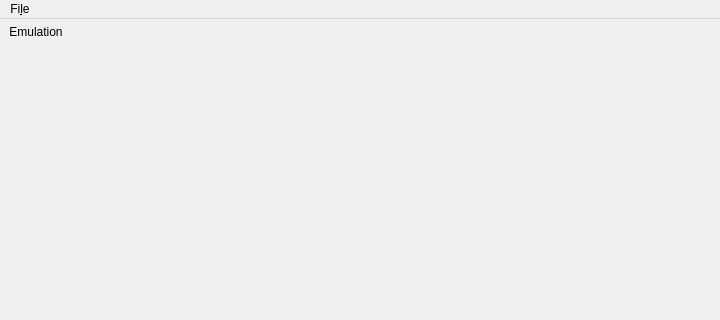
Above: ui/window.ui from SanderTheDragon/Qtendo before the change; both pictures show x 0 to 720 and y 0 to 320 of the 720 by 480 pixel window. Below: the same form after it.
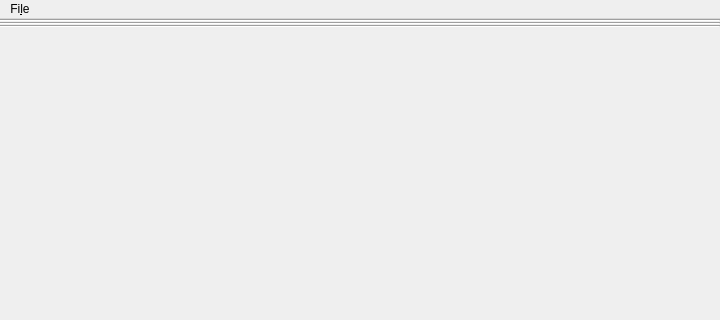
That is the form after the change. Icons and pictures are not drawn.

```diff
--- a/ui/window.ui
+++ b/ui/window.ui
@@ -33,7 +33,30 @@
     <property name="spacing">
      <number>0</number>
     </property>
-    <item row="0" column="0">
+    <item row="2" column="0">
+     <widget class="Line" name="line">
+      <property name="orientation">
+       <enum>Qt::Horizontal</enum>
+      </property>
+     </widget>
+    </item>
+    <item row="1" column="0">
+     <spacer name="mainToolBarPlaceholder">
+      <property name="orientation">
+       <enum>Qt::Vertical</enum>
+      </property>
+      <property name="sizeType">
+       <enum>QSizePolicy::Fixed</enum>
+      </property>
+      <property name="sizeHint" stdset="0">
+       <size>
+        <width>20</width>
+        <height>0</height>
+       </size>
+      </property>
+     </spacer>
+    </item>
+    <item row="3" column="0">
      <widget class="QStackedWidget" name="stackedWidget">
       <widget class="QWidget" name="pageEmulation">
        <layout class="QGridLayout" name="pageEmulationLayout">
@@ -52,9 +75,6 @@
         <property name="spacing">
          <number>0</number>
         </property>
-        <item row="1" column="0">
-         <widget class="QStackedWidget" name="stackedWidgetEmulation"/>
-        </item>
         <item row="0" column="0">
          <spacer name="toolBarPlaceholder">
           <property name="orientation">
@@ -66,15 +86,32 @@
           <property name="sizeHint" stdset="0">
            <size>
             <width>20</width>
-            <height>32</height>
+            <height>0</height>
            </size>
           </property>
          </spacer>
         </item>
+        <item row="1" column="0">
+         <widget class="Line" name="line_3">
+          <property name="orientation">
+           <enum>Qt::Horizontal</enum>
+          </property>
+         </widget>
+        </item>
+        <item row="2" column="0">
+         <widget class="QStackedWidget" name="stackedWidgetEmulation"/>
+        </item>
        </layout>
       </widget>
      </widget>
     </item>
+    <item row="0" column="0">
+     <widget class="Line" name="line_2">
+      <property name="orientation">
+       <enum>Qt::Horizontal</enum>
+      </property>
+     </widget>
+    </item>
    </layout>
   </widget>
   <widget class="QMenuBar" name="menuBar">
@@ -95,24 +132,6 @@
    </widget>
    <addaction name="menuFile"/>
   </widget>
-  <widget class="QToolBar" name="toolBar">
-   <property name="windowTitle">
-    <string>toolBar</string>
-   </property>
-   <property name="movable">
-    <bool>false</bool>
-   </property>
-   <property name="floatable">
-    <bool>false</bool>
-   </property>
-   <attribute name="toolBarArea">
-    <enum>TopToolBarArea</enum>
-   </attribute>
-   <attribute name="toolBarBreak">
-    <bool>false</bool>
-   </attribute>
-   <addaction name="actionPageEmulation"/>
-  </widget>
   <widget class="QStatusBar" name="statusBar">
    <property name="sizeGripEnabled">
     <bool>false</bool>
```
Left out of the diff: 5 changed lines with no effect on the pictures.
